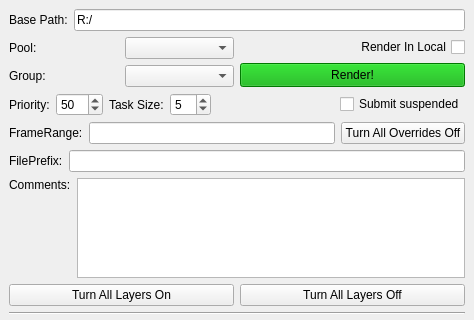
Old version of the form render/renderManager/renderManager.ui in the repository skarone/PipeL; both pictures show x 0 to 474 and y 0 to 320 of the 474 by 779 pixel window.
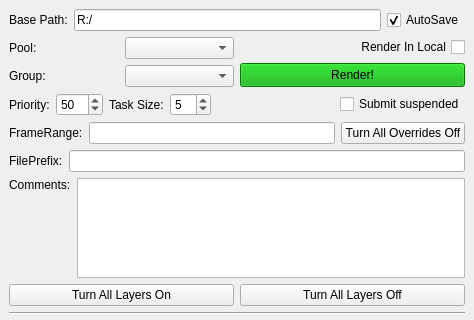
New version of the form.

```diff
--- a/render/renderManager/renderManager.ui
+++ b/render/renderManager/renderManager.ui
@@ -31,6 +31,16 @@
         </property>
        </widget>
       </item>
+      <item>
+       <widget class="QCheckBox" name="autoSave_chb">
+        <property name="text">
+         <string>AutoSave</string>
+        </property>
+        <property name="checked">
+         <bool>true</bool>
+        </property>
+       </widget>
+      </item>
      </layout>
     </item>
     <item>
```
